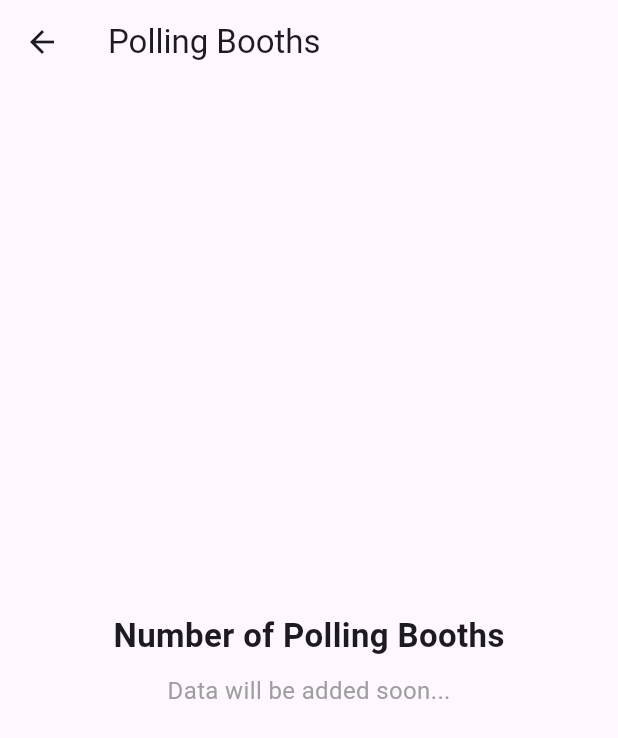
After one commit to VHITMAN2025/Solution_Challenge, a Flutter app: the PollingBoothsPage screen opened directly, on a phone screen of 412 x 824 dp. The commit adds this screen. Shown: the top 738 px of the screen. Run offline on Flutter 3.47's test engine with Material 3 defaults, Android fonts, the phone set to English and light mode, and no system bars; our stand-ins replace cloud_firestore, firebase_core, image_picker; missing offline and left inert: dart:ffi, flutter_document_scanner, google_mlkit_text_recognition; accounts and stored records are empty.

Commit message:
Added nav

```diff
--- a/analysis_options.yaml
+++ b/analysis_options.yaml
@@ -10,6 +10,7 @@
 analyzer:
   errors:
     avoid_print: ignore
+    library_private_types_in_public_api: ignore
     unused_import: ignore
     use_build_context_synchronously: ignore
 include: package:flutter_lints/flutter.yaml
--- /dev/null
+++ b/lib/pollingbooth.dart
@@ -0,0 +1,28 @@
+import 'package:flutter/material.dart';
+
+class PollingBoothsPage extends StatelessWidget {
+  const PollingBoothsPage({super.key});
+
+  @override
+  Widget build(BuildContext context) {
+    return Scaffold(
+      appBar: AppBar(title: const Text('Polling Booths')),
+      body: Center(
+        child: Column(
+          mainAxisAlignment: MainAxisAlignment.center,
+          children: [
+            const Text(
+              'Number of Polling Booths',
+              style: TextStyle(fontSize: 22, fontWeight: FontWeight.bold),
+            ),
+            const SizedBox(height: 10),
+            const Text(
+              'Data will be added soon...',
+              style: TextStyle(fontSize: 16, color: Colors.grey),
+            ),
+          ],
+        ),
+      ),
+    );
+  }
+}
--- a/lib/search.dart
+++ b/lib/search.dart
@@ -5,6 +5,7 @@ class SearchPage extends StatefulWidget {
   const SearchPage({super.key});
 
   @override
+  // ignore: library_private_types_in_public_api
   SearchPageState createState() => SearchPageState();
 }
 
```
Also changed, not shown: lib/welcome_page.dart (+14 -17 lines), assets/voting.png (renamed from lib/assets/voting.png).
